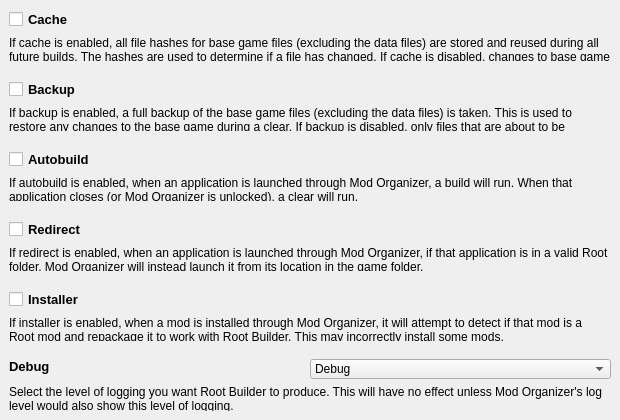
Above: src/plugin/rootbuilder/ui/rootbuilder_settings.ui from Kezyma/ModOrganizer-Plugins before the change. Below: the same form after it.
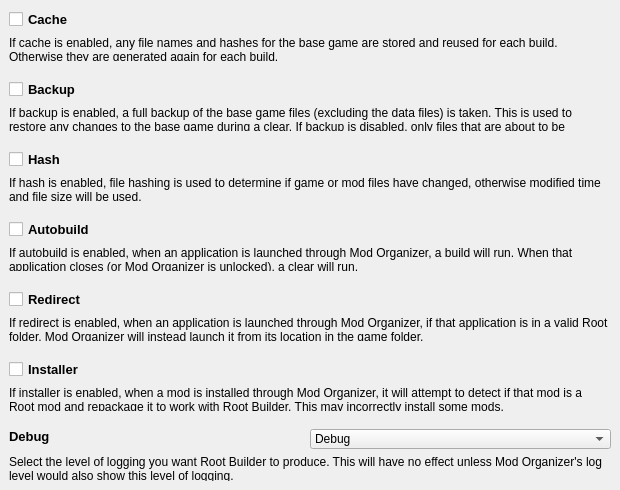
That is the form after the change.

Commit message: rb hash setting.

```diff
--- a/src/plugin/rootbuilder/ui/rootbuilder_settings.ui
+++ b/src/plugin/rootbuilder/ui/rootbuilder_settings.ui
@@ -7,13 +7,13 @@
     <x>0</x>
     <y>0</y>
     <width>620</width>
-    <height>420</height>
+    <height>490</height>
    </rect>
   </property>
   <property name="minimumSize">
    <size>
     <width>620</width>
-    <height>420</height>
+    <height>490</height>
    </size>
   </property>
   <property name="windowTitle">
@@ -55,7 +55,7 @@
       <item>
        <widget class="QLabel" name="cacheLabel">
         <property name="text">
-         <string>If cache is enabled, all file hashes for base game files (excluding the data files) are stored and reused during all future builds. The hashes are used to determine if a file has changed. If cache is disabled, changes to base game files cannot be detected.</string>
+         <string>If cache is enabled, any file names and hashes for the base game are stored and reused for each build. Otherwise they are generated again for each build.</string>
         </property>
         <property name="alignment">
          <set>Qt::AlignLeading|Qt::AlignLeft|Qt::AlignTop</set>
@@ -101,6 +101,39 @@
      </layout>
     </widget>
    </item>
+   <item>
+    <widget class="QWidget" name="hashWidget" native="true">
+     <layout class="QVBoxLayout" name="verticalLayout_8">
+      <item>
+       <widget class="QCheckBox" name="hashCheck">
+        <property name="font">
+         <font>
+          <pointsize>10</pointsize>
+          <weight>75</weight>
+          <bold>true</bold>
+         </font>
+        </property>
+        <property name="text">
+         <string>Hash</string>
+        </property>
+       </widget>
+      </item>
+      <item>
+       <widget class="QLabel" name="hashLabel">
+        <property name="text">
+         <string>If hash is enabled, file hashing is used to determine if game or mod files have changed, otherwise modified time and file size will be used. </string>
+        </property>
+        <property name="alignment">
+         <set>Qt::AlignLeading|Qt::AlignLeft|Qt::AlignTop</set>
+        </property>
+        <property name="wordWrap">
+         <bool>true</bool>
+        </property>
+       </widget>
+      </item>
+     </layout>
+    </widget>
+   </item>
    <item>
     <widget class="QWidget" name="autobuildWidget" native="true">
      <layout class="QVBoxLayout" name="verticalLayout_4">
```
The commit also changes 11 other files.
